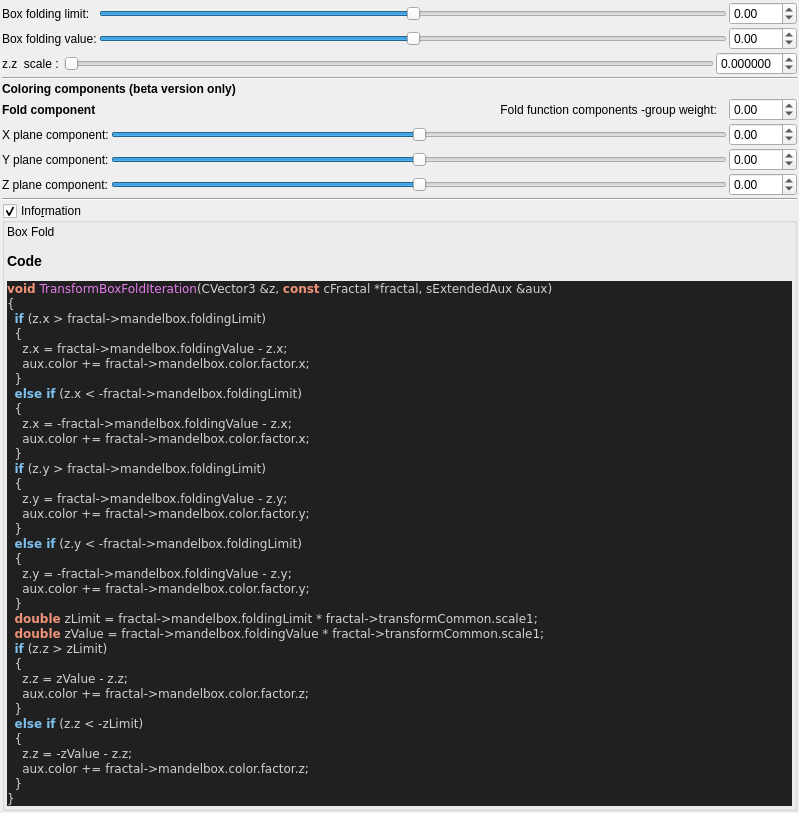
First picture: the form in mandelbulber2/qt_data/fractal_transf_box_fold.ui, repository buddhi1980/mandelbulber2, before the edit.
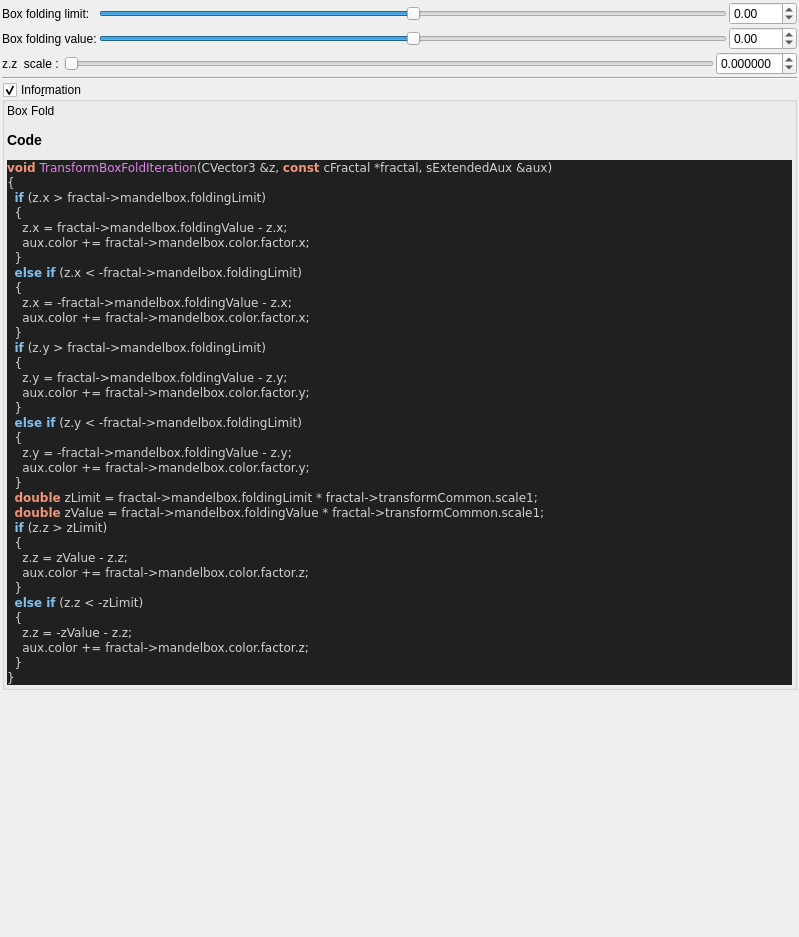
Second picture: the form after the edit. Custom widgets are drawn as their Qt base class.

Commit message: some UI's updated for Mbox type color controls  Note the orbit trap weight is not obvious unless you change from Standard mode

```diff
--- a/mandelbulber2/qt_data/fractal_transf_box_fold.ui
+++ b/mandelbulber2/qt_data/fractal_transf_box_fold.ui
@@ -7,7 +7,7 @@
     <x>0</x>
     <y>0</y>
     <width>799</width>
-    <height>789</height>
+    <height>937</height>
    </rect>
   </property>
   <property name="windowTitle">
@@ -218,261 +218,6 @@
      </property>
     </widget>
    </item>
-   <item>
-    <layout class="QGridLayout" name="gridLayout_11">
-     <property name="spacing">
-      <number>2</number>
-     </property>
-     <item row="6" column="0" colspan="3">
-      <widget class="Line" name="line_9">
-       <property name="orientation">
-        <enum>Qt::Horizontal</enum>
-       </property>
-      </widget>
-     </item>
-     <item row="2" column="0">
-      <widget class="QLabel" name="label_58">
-       <property name="font">
-        <font>
-         <weight>75</weight>
-         <bold>true</bold>
-        </font>
-       </property>
-       <property name="text">
-        <string>Fold component</string>
-       </property>
-      </widget>
-     </item>
-     <item row="3" column="0">
-      <widget class="QLabel" name="label_25">
-       <property name="text">
-        <string>X plane component:</string>
-       </property>
-      </widget>
-     </item>
-     <item row="5" column="1">
-      <widget class="QSlider" name="slider3_mandelbox_color_z">
-       <property name="sizePolicy">
-        <sizepolicy hsizetype="Expanding" vsizetype="Maximum">
-         <horstretch>0</horstretch>
-         <verstretch>0</verstretch>
-        </sizepolicy>
-       </property>
-       <property name="minimum">
-        <number>-500</number>
-       </property>
-       <property name="maximum">
-        <number>500</number>
-       </property>
-       <property name="singleStep">
-        <number>1</number>
-       </property>
-       <property name="orientation">
-        <enum>Qt::Horizontal</enum>
-       </property>
-      </widget>
-     </item>
-     <item row="2" column="1">
-      <widget class="QLabel" name="label_57">
-       <property name="font">
-        <font>
-         <weight>50</weight>
-         <bold>false</bold>
-        </font>
-       </property>
-       <property name="text">
-        <string>Fold function components -group weight:   </string>
-       </property>
-       <property name="alignment">
-        <set>Qt::AlignRight|Qt::AlignTrailing|Qt::AlignVCenter</set>
-       </property>
-      </widget>
-     </item>
-     <item row="3" column="1">
-      <widget class="QSlider" name="slider3_mandelbox_color_x">
-       <property name="sizePolicy">
-        <sizepolicy hsizetype="Expanding" vsizetype="Maximum">
-         <horstretch>0</horstretch>
-         <verstretch>0</verstretch>
-        </sizepolicy>
-       </property>
-       <property name="minimum">
-        <number>-500</number>
-       </property>
-       <property name="maximum">
-        <number>500</number>
-       </property>
-       <property name="singleStep">
-        <number>1</number>
-       </property>
-       <property name="orientation">
-        <enum>Qt::Horizontal</enum>
-       </property>
-      </widget>
-     </item>
-     <item row="5" column="2">
-      <widget class="MyDoubleSpinBox" name="spinbox3_mandelbox_color_z">
-       <property name="sizePolicy">
-        <sizepolicy hsizetype="Minimum" vsizetype="Maximum">
-         <horstretch>0</horstretch>
-         <verstretch>0</verstretch>
-        </sizepolicy>
-       </property>
-       <property name="prefix">
-        <string/>
-       </property>
-       <property name="suffix">
-        <string/>
-       </property>
-       <property name="decimals">
-        <number>2</number>
-       </property>
-       <property name="minimum">
-        <double>-100.000000000000000</double>
-       </property>
-       <property name="maximum">
-        <double>100.000000000000000</double>
-       </property>
-       <property name="singleStep">
-        <double>0.100000000000000</double>
-       </property>
-      </widget>
-     </item>
-     <item row="4" column="0">
-      <widget class="QLabel" name="label_26">
-       <property name="text">
-        <string>Y plane component:</string>
-       </property>
-      </widget>
-     </item>
-     <item row="4" column="1">
-      <widget class="QSlider" name="slider3_mandelbox_color_y">
-       <property name="sizePolicy">
-        <sizepolicy hsizetype="Expanding" vsizetype="Maximum">
-         <horstretch>0</horstretch>
-         <verstretch>0</verstretch>
-        </sizepolicy>
-       </property>
-       <property name="minimum">
-        <number>-500</number>
-       </property>
-       <property name="maximum">
-        <number>500</number>
-       </property>
-       <property name="singleStep">
-        <number>1</number>
-       </property>
-       <property name="orientation">
-        <enum>Qt::Horizontal</enum>
-       </property>
-      </widget>
-     </item>
-     <item row="3" column="2">
-      <widget class="MyDoubleSpinBox" name="spinbox3_mandelbox_color_x">
-       <property name="sizePolicy">
-        <sizepolicy hsizetype="Minimum" vsizetype="Maximum">
-         <horstretch>0</horstretch>
-         <verstretch>0</verstretch>
-        </sizepolicy>
-       </property>
-       <property name="prefix">
-        <string/>
-       </property>
-       <property name="suffix">
-        <string/>
-       </property>
-       <property name="decimals">
-        <number>2</number>
-       </property>
-       <property name="minimum">
-        <double>-100.000000000000000</double>
-       </property>
-       <property name="maximum">
-        <double>100.000000000000000</double>
-       </property>
-       <property name="singleStep">
-        <double>0.100000000000000</double>
-       </property>
-      </widget>
-     </item>
-     <item row="5" column="0">
-      <widget class="QLabel" name="label_27">
-       <property name="text">
-        <string>Z plane component:</string>
-       </property>
-      </widget>
-     </item>
-     <item row="2" column="2">
-      <widget class="MyDoubleSpinBox" name="spinbox_fold_color_comp_fold_0">
-       <property name="sizePolicy">
-        <sizepolicy hsizetype="Minimum" vsizetype="Maximum">
-         <horstretch>0</horstretch>
-         <verstretch>0</verstretch>
-        </sizepolicy>
-       </property>
-       <property name="prefix">
-        <string/>
-       </property>
-       <property name="suffix">
-        <string/>
-       </property>
-       <property name="decimals">
-        <number>2</number>
-       </property>
-       <property name="minimum">
-        <double>-100.000000000000000</double>
-       </property>
-       <property name="maximum">
-        <double>100.000000000000000</double>
-       </property>
-       <property name="singleStep">
-        <double>0.100000000000000</double>
-       </property>
-      </widget>
-     </item>
-     <item row="4" column="2">
-      <widget class="MyDoubleSpinBox" name="spinbox3_mandelbox_color_y">
-       <property name="sizePolicy">
-        <sizepolicy hsizetype="Minimum" vsizetype="Maximum">
-         <horstretch>0</horstretch>
-         <verstretch>0</verstretch>
-        </sizepolicy>
-       </property>
-       <property name="prefix">
-        <string/>
-       </property>
-       <property name="suffix">
-        <string/>
-       </property>
-       <property name="decimals">
-        <number>2</number>
-       </property>
-       <property name="minimum">
-        <double>-100.000000000000000</double>
-       </property>
-       <property name="maximum">
-        <double>100.000000000000000</double>
-       </property>
-       <property name="singleStep">
-        <double>0.100000000000000</double>
-       </property>
-      </widget>
-     </item>
-     <item row="0" column="0" colspan="2">
-      <widget class="QLabel" name="label_69">
-       <property name="font">
-        <font>
-         <weight>75</weight>
-         <bold>true</bold>
-        </font>
-       </property>
-       <property name="text">
-        <string>Coloring components (beta version only)</string>
-       </property>
-      </widget>
-     </item>
-    </layout>
-   </item>
    <item>
     <widget class="MyGroupBox" name="groupCheck_info">
      <property name="title">
```
The commit also changes 8 other files.
